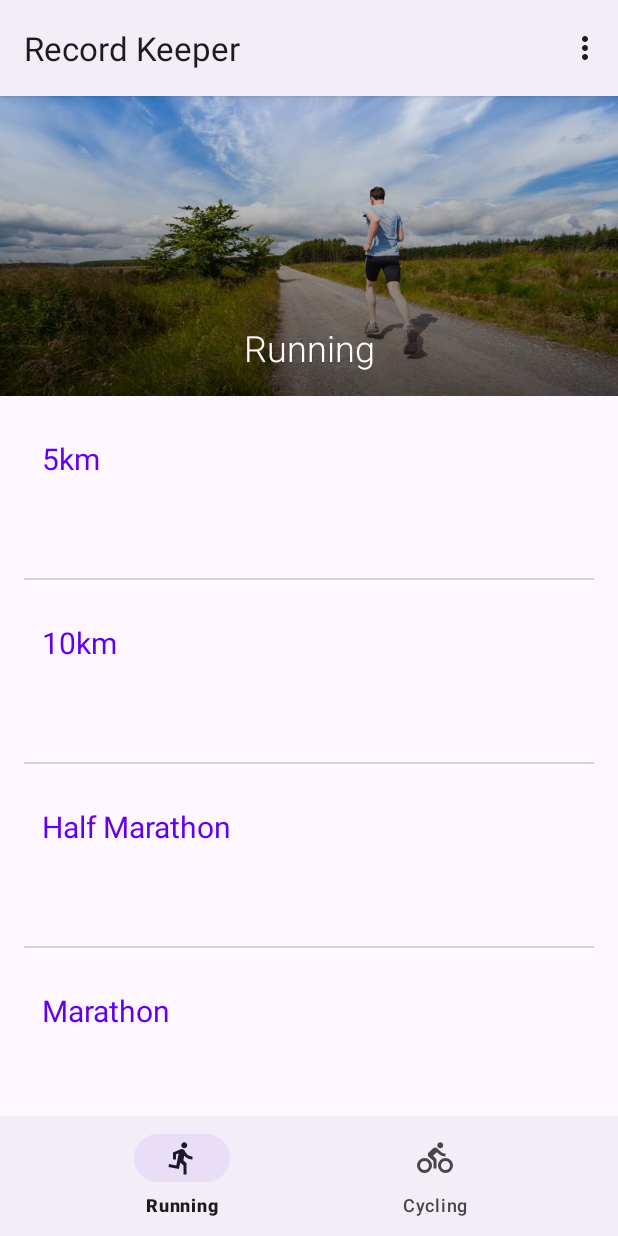
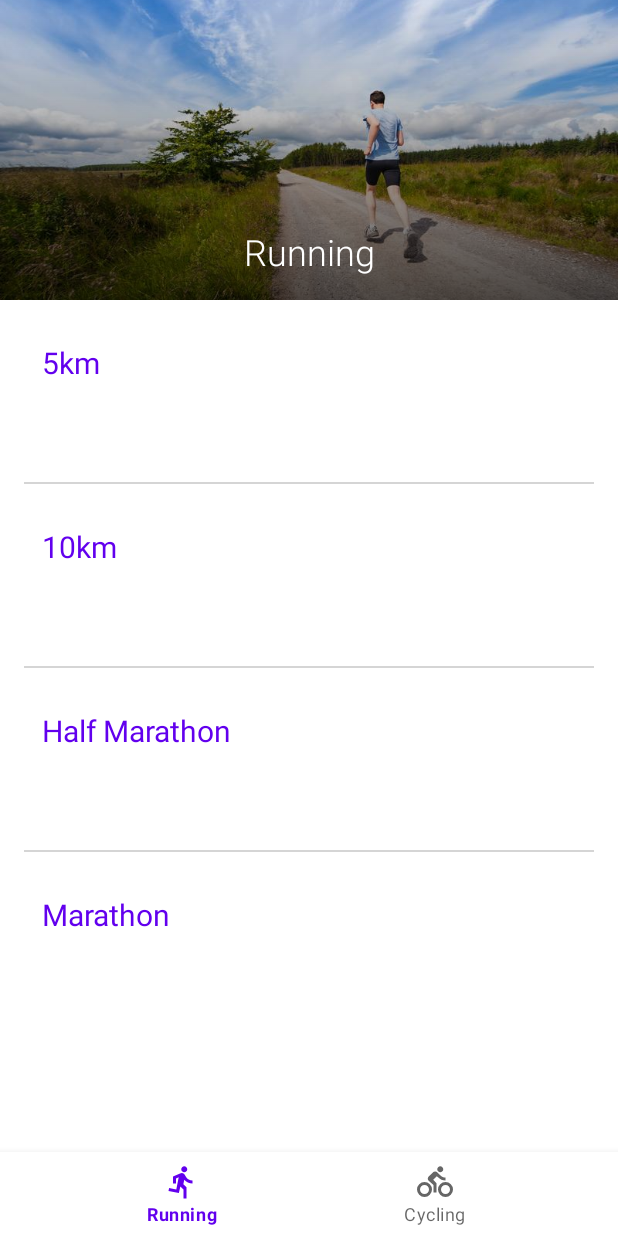
Before and after one commit to MrThe-KotlinDroid/Android_Bootcamp_Projects, an Android app: the screen it shows after launch (MainActivity), on a phone screen of 412 x 824 dp. Run offline under Robolectric (Android 15) with nearby library versions, the phone set to English and light mode, and no system bars.

Commit message:
refactor: update base application theme to use MaterialComponents for dark mode

```diff
--- a/I. Beginner_Projects/9_Record Keeper/app/src/main/res/values/themes.xml
+++ b/I. Beginner_Projects/9_Record Keeper/app/src/main/res/values/themes.xml
@@ -1,10 +1,7 @@
 <resources xmlns:tools="http://schemas.android.com/tools">
-    <!-- Base application theme. -->
-    <style name="Base.Theme.RecordKeeper" parent="Theme.Material3.DayNight">
-        <!-- Customize your light theme here. -->
-        <!-- <item name="colorPrimary">@color/my_light_primary</item> -->
-        <item name="windowActionBar">true</item>
-        <item name="windowNoTitle">false</item>
+    <!-- Base application theme for dark mode. -->
+    <style name="Base.Theme.RecordKeeper" parent="Theme.MaterialComponents.DayNight.NoActionBar">
+        <!-- Customize your dark theme here. -->
     </style>
 
     <style name="Theme.RecordKeeper" parent="Base.Theme.RecordKeeper" />
```
